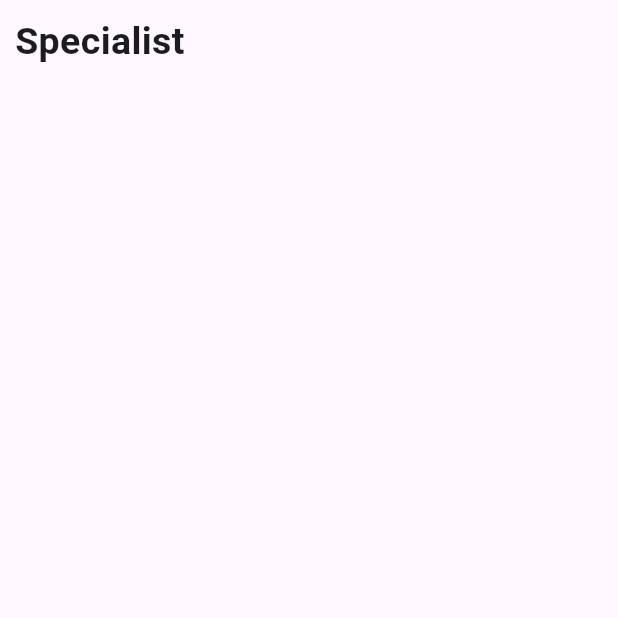
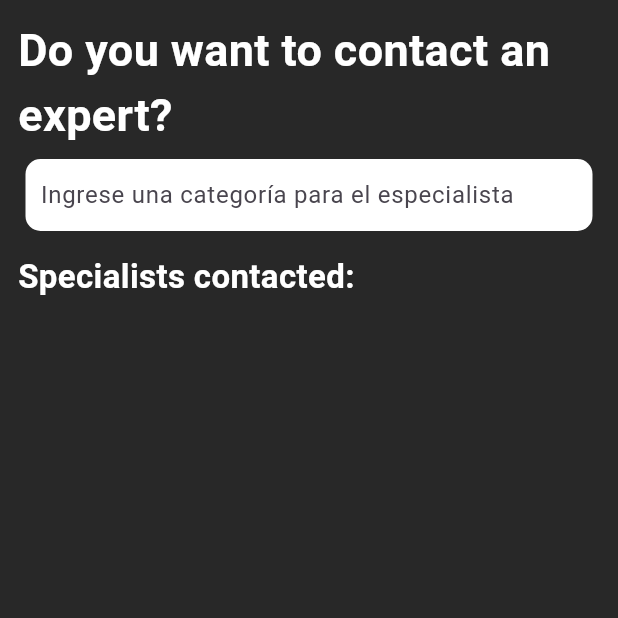
Before and after one commit to AgriDevelopers-MobileApp/Mobile-App-Flutter-AgriPureMobile, a Flutter app: the SpecialistView screen opened directly, on a phone screen of 412 x 824 dp, the top half of it. Run offline on Flutter 3.47's test engine with Material 2 defaults, Android fonts, the phone set to English and light mode, and no system bars; missing offline and left inert: sliding_switch.

Commit message:
specialist view design

```diff
--- a/lib/presentation/views/specialist_view.dart
+++ b/lib/presentation/views/specialist_view.dart
@@ -11,20 +11,56 @@ class _SpecialistViewState extends State<SpecialistView> {
   @override
   Widget build(BuildContext context) {
     return Scaffold(
+        backgroundColor: Color.fromRGBO(40, 40, 40, 1.0),
         body: Padding(
-          padding: const EdgeInsets.all(10),
+          padding: const EdgeInsets.all(12),
           child: Column(
+            crossAxisAlignment: CrossAxisAlignment.start,
             children: [
-              Text("Specialist",
+              Text("Do you want to contact an expert?",
                 style: TextStyle(
-                  fontSize: 25,
+                    fontSize: 30,
+                    fontWeight: FontWeight.bold,
+                    color: Colors.white
+                ),
+              ),
+              SizedBox(
+                height: 8,
+              ),
+
+              Padding(
+                padding: const EdgeInsets.only(left: 5.0, right: 5.0),
+                child: Container(
+                  decoration: BoxDecoration(
+                    color: Colors.white,
+                    borderRadius: BorderRadius.circular(10),
+                  ),
+                  child: Padding(
+                    padding: const EdgeInsets.only(left: 10),
+                    child: TextField(
+                      decoration: InputDecoration(
+                          border: InputBorder.none,
+                          hintText: "Ingrese una categoría para el especialista",
+                      ),
+                    ),
+                  ),
+                ),
+              ),
+
+              SizedBox(
+                height: 15,
+              ),
+
+              Text("Specialists contacted: ",
+                style: TextStyle(
+                  fontSize: 22,
                   fontWeight: FontWeight.bold,
-                ),
-
-              )
+                  color: Colors.white,
+                ),),
             ],
           ),
         )
+
     );
   }
 }
```
